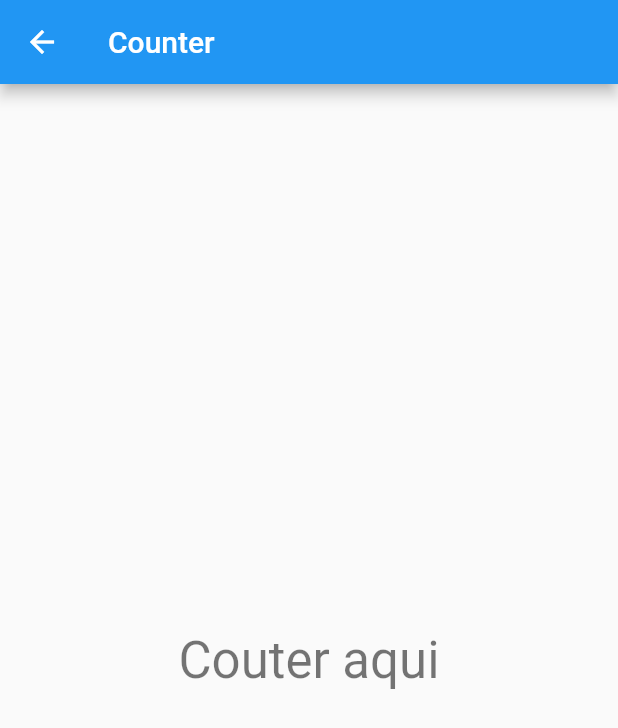
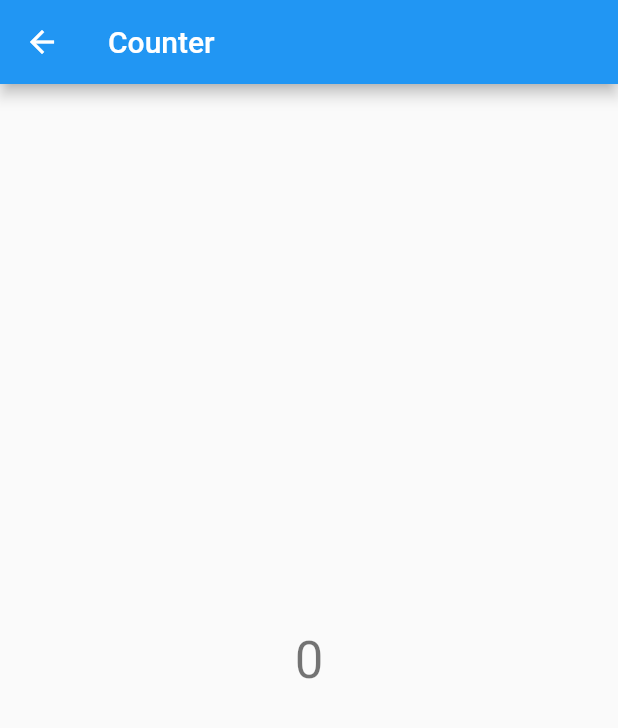
Before and after one commit to livroandroid/flutter_counter, a Flutter app: the CounterPage screen opened directly, on a phone screen of 412 x 824 dp. Shown: the top 728 px of the screen. Run offline on Flutter 3.47's test engine with Material 2 defaults, Android fonts, the phone set to English and light mode, and no system bars.

Commit message:
scoped_model

```diff
--- /dev/null
+++ b/lib/counter_model.dart
@@ -0,0 +1,19 @@
+import 'package:flutter/cupertino.dart';
+import 'package:scoped_model/scoped_model.dart';
+
+class CounterModel extends Model {
+  static CounterModel of(BuildContext context) =>
+      ScopedModel.of<CounterModel>(context);
+
+  int _counter = 0;
+
+  int get counter => _counter;
+
+  void increment() {
+    // First, increment the counter
+    _counter++;
+
+    // Then notify all the listeners.
+    notifyListeners();
+  }
+}
--- a/lib/counter_page.dart
+++ b/lib/counter_page.dart
@@ -1,4 +1,6 @@
 import 'package:flutter/material.dart';
+import 'package:flutter_counter/counter_model.dart';
+import 'package:scoped_model/scoped_model.dart';
 
 class CounterPage extends StatefulWidget {
   @override
@@ -13,9 +15,13 @@ class _CounterPageState extends State<CounterPage> {
         title: Text("Counter"),
       ),
       body: Center(
-        child: Text(
-          'Couter aqui',
-          style: Theme.of(context).textTheme.display1,
+        child: ScopedModelDescendant<CounterModel>(
+          builder: (context, child, model) {
+            return Text(
+              '${model.counter}',
+              style: Theme.of(context).textTheme.display1,
+            );
+          },
         ),
       ),
     );
--- a/pubspec.yaml
+++ b/pubspec.yaml
@@ -19,6 +19,8 @@ environment:
 dependencies:
   flutter:
     sdk: flutter
+
+  scoped_model: ^1.0.1
 
   # The following adds the Cupertino Icons font to your application.
   # Use with the CupertinoIcons class for iOS style icons.
```
Also changed, not shown: lib/home_page.dart (+15 -9 lines), lib/main.dart (+10 -5 lines), pubspec.lock.
